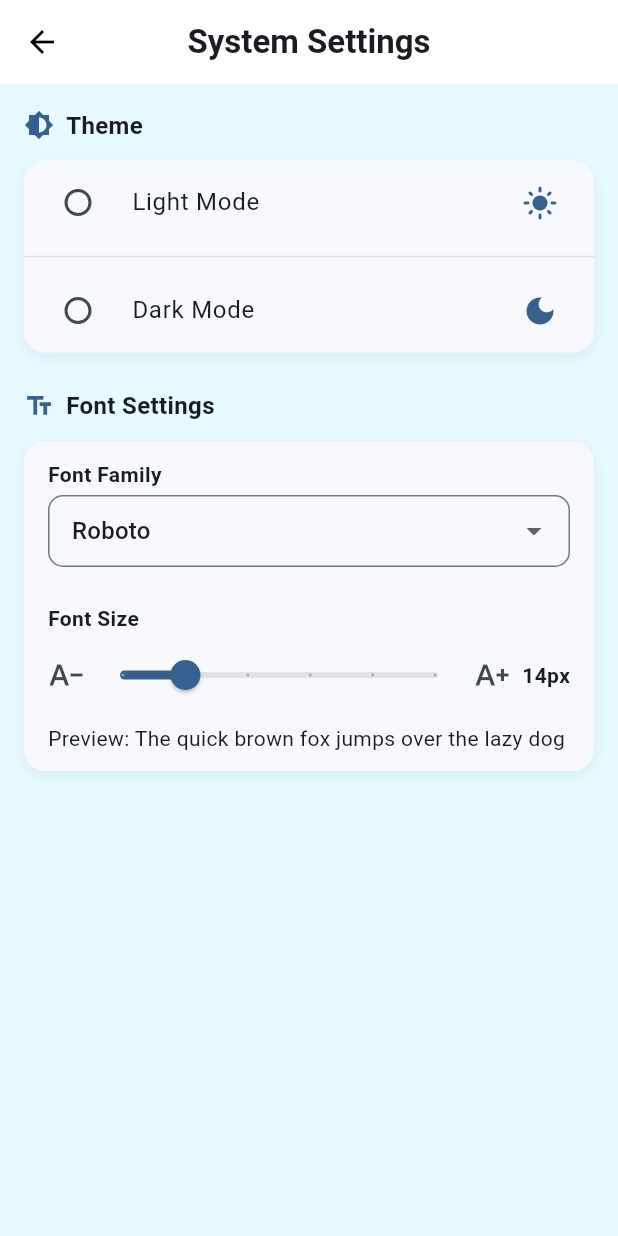
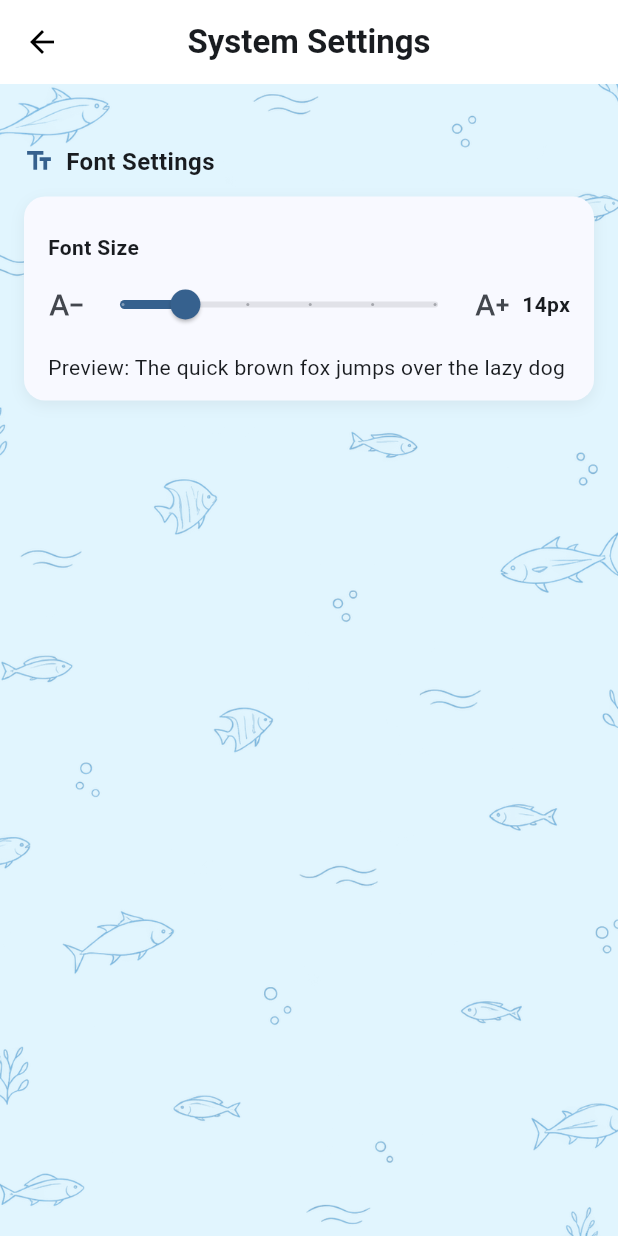
Before and after one commit to marcoffeebean/FiBER-v2, a Flutter app: the SystemSettingsScreen screen opened directly, on a phone screen of 412 x 824 dp. Run offline on Flutter 3.47's test engine with Material 3 defaults, Android fonts, the phone set to English and light mode, and no system bars; our stand-ins replace cloud_firestore, file_picker, firebase_auth, firebase_core, firebase_storage, google_fonts; missing offline and left inert: docx_to_text, syncfusion_flutter_pdf; accounts and stored records are empty.

Commit message:
added new files

```diff
--- a/lib/screens/system_settings.dart
+++ b/lib/screens/system_settings.dart
@@ -21,57 +21,18 @@ class _SystemSettingsScreenState extends State<SystemSettingsScreen> {
         backgroundColor:
             theme.appBarTheme.backgroundColor ?? theme.colorScheme.surface,
         elevation: 0,
-        title: Text('System Settings',
+        title: Text(
+          'System Settings',
           style: TextStyle(
             fontWeight: FontWeight.bold,
-                color: theme.colorScheme.onSurface)),
+            color: theme.colorScheme.onSurface,
+          ),
+        ),
         centerTitle: true,
       ),
       body: ListView(
         padding: const EdgeInsets.all(16),
         children: [
-          // ── Theme ────────────────────────────────────────────
-          _SectionHeader(icon: Icons.brightness_6, title: 'Theme'),
-          const SizedBox(height: 12),
-          _OptionCard(
-            child: Column(
-              children: [
-                RadioListTile<ThemeMode>(
-                  title: Text('Light Mode',
-                      style:
-                          TextStyle(color: theme.colorScheme.onSurface)),
-                  secondary: Icon(Icons.light_mode,
-                      color: theme.colorScheme.primary),
-                  value: ThemeMode.light,
-                  groupValue: currentTheme,
-                  onChanged: (value) {
-                    if (value != null) {
-                      DataService.setThemeMode(value);
-                      setState(() {});
-                    }
-                  },
-                ),
-                Divider(
-                    color: theme.colorScheme.onSurface.withOpacity(0.1)),
-                RadioListTile<ThemeMode>(
-                  title: Text('Dark Mode',
-                      style:
-                          TextStyle(color: theme.colorScheme.onSurface)),
-                  secondary: Icon(Icons.dark_mode,
-                      color: theme.colorScheme.primary),
-                  value: ThemeMode.dark,
-                  groupValue: currentTheme,
-                  onChanged: (value) {
-                    if (value != null) {
-                      DataService.setThemeMode(value);
-                      setState(() {});
-                    }
-                  },
-                ),
-              ],
-            ),
-          ),
-
           const SizedBox(height: 24),
 
           // ── Font Settings ─────────────────────────────────────
@@ -81,47 +42,16 @@ class _SystemSettingsScreenState extends State<SystemSettingsScreen> {
             child: Column(
               crossAxisAlignment: CrossAxisAlignment.start,
               children: [
-                Padding(
-                  padding: const EdgeInsets.fromLTRB(16, 12, 16, 4),
-                  child: Text('Font Family',
-                      style: TextStyle(
-                          fontWeight: FontWeight.w600,
-                          color: theme.colorScheme.onSurface)),
-                ),
-                Padding(
-                  padding: const EdgeInsets.symmetric(horizontal: 16),
-                  child: DropdownButtonFormField<String>(
-                    value: currentFont,
-                    decoration: InputDecoration(
-                      border: OutlineInputBorder(
-                        borderRadius: BorderRadius.circular(10),
-                      ),
-                      contentPadding: const EdgeInsets.symmetric(
-                        horizontal: 12,
-                        vertical: 10,
-                      ),
-                    ),
-                    items: const [
-                      DropdownMenuItem(value: 'Roboto', child: Text('Roboto')),
-                      DropdownMenuItem(value: 'sans-serif', child: Text('Sans Serif')),
-                      DropdownMenuItem(value: 'serif', child: Text('Serif')),
-                      DropdownMenuItem(value: 'monospace', child: Text('Monospace')),
-                    ],
-                    onChanged: (value) {
-                      if (value != null) {
-                        DataService.setFontFamily(value);
-                        setState(() {});
-                      }
-                    },
-                  ),
-                ),
                 const SizedBox(height: 12),
                 Padding(
                   padding: const EdgeInsets.fromLTRB(16, 12, 16, 4),
-                  child: Text('Font Size',
+                  child: Text(
+                    'Font Size',
                     style: TextStyle(
                       fontWeight: FontWeight.w600,
-                          color: theme.colorScheme.onSurface)),
+                      color: theme.colorScheme.onSurface,
+                    ),
+                  ),
                 ),
                 ValueListenableBuilder<double>(
                   valueListenable: DataService.fontSizeNotifier,
@@ -129,8 +59,10 @@ class _SystemSettingsScreenState extends State<SystemSettingsScreen> {
                     padding: const EdgeInsets.symmetric(horizontal: 16),
                     child: Row(
                       children: [
-                        Icon(Icons.text_decrease,
-                            color: theme.colorScheme.onSurfaceVariant),
+                        Icon(
+                          Icons.text_decrease,
+                          color: theme.colorScheme.onSurfaceVariant,
+                        ),
                         Expanded(
                           child: Slider(
                             value: fontSize,
@@ -143,13 +75,18 @@ class _SystemSettingsScreenState extends State<SystemSettingsScreen> {
                             },
                           ),
                         ),
-                        Icon(Icons.text_increase,
-                            color: theme.colorScheme.onSurfaceVariant),
+                        Icon(
+                          Icons.text_increase,
+                          color: theme.colorScheme.onSurfaceVariant,
+                        ),
                         const SizedBox(width: 8),
-                        Text('${fontSize.toStringAsFixed(0)}px',
+                        Text(
+                          '${fontSize.toStringAsFixed(0)}px',
                           style: TextStyle(
                             color: theme.colorScheme.onSurface,
-                                fontWeight: FontWeight.w600)),
+                            fontWeight: FontWeight.w600,
+                          ),
+                        ),
                       ],
                     ),
                   ),
@@ -163,7 +100,8 @@ class _SystemSettingsScreenState extends State<SystemSettingsScreen> {
                       'Preview: The quick brown fox jumps over the lazy dog',
                       style: TextStyle(
                         fontSize: fontSize,
-                          color: theme.colorScheme.onSurface),
+                        color: theme.colorScheme.onSurface,
+                      ),
                     ),
                   ),
                 ),
@@ -189,11 +127,14 @@ class _SectionHeader extends StatelessWidget {
       children: [
         Icon(icon, color: theme.colorScheme.primary, size: 20),
         const SizedBox(width: 8),
-        Text(title,
+        Text(
+          title,
           style: TextStyle(
             fontWeight: FontWeight.bold,
             fontSize: 16,
-                color: theme.colorScheme.onSurface)),
+            color: theme.colorScheme.onSurface,
+          ),
+        ),
       ],
     );
   }
@@ -214,7 +155,8 @@ class _OptionCard extends StatelessWidget {
           BoxShadow(
             color: theme.shadowColor.withOpacity(0.06),
             blurRadius: 8,
-              offset: const Offset(0, 3))
+            offset: const Offset(0, 3),
+          ),
         ],
       ),
       child: child,
```
Also changed, not shown: lib/main.dart (+11 -39 lines), lib/screens/flashcards.dart (+4 -4 lines), lib/widgets/fish_background.dart (added, +28 -0 lines). Lines whose indentation alone changed are shown as unchanged.
